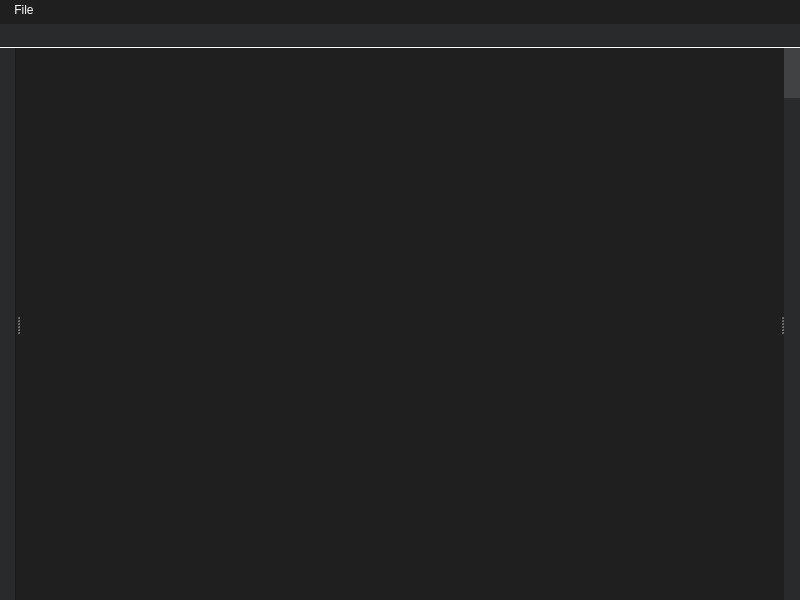
The window that form.ui (emmanuelvelmo/Exakova-TextFlow) describes before a commit, drawn with Qt 5.
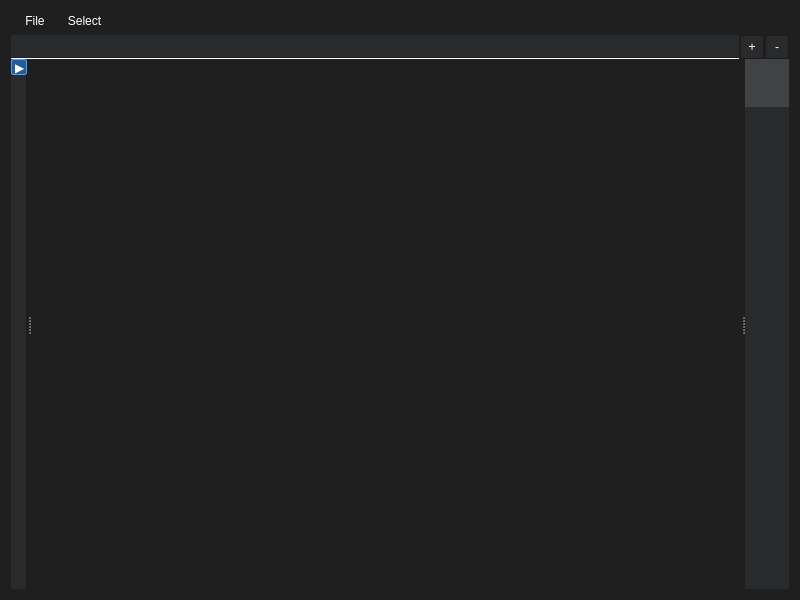
The same window after the commit.

```diff
--- a/form.ui
+++ b/form.ui
@@ -10,6 +10,12 @@
     <height>600</height>
    </rect>
   </property>
+  <property name="sizePolicy">
+   <sizepolicy hsizetype="Preferred" vsizetype="Preferred">
+    <horstretch>0</horstretch>
+    <verstretch>0</verstretch>
+   </sizepolicy>
+  </property>
   <property name="windowTitle">
    <string>Exakova TextFlow</string>
   </property>
@@ -20,23 +26,20 @@
    <property name="spacing">
     <number>0</number>
    </property>
-   <property name="margin" stdset="0">
-    <number>0</number>
-   </property>
    <item>
     <widget class="QMenuBar" name="menuBar">
-     <property name="sizePolicy">
-      <sizepolicy hsizetype="Expanding" vsizetype="Fixed">
-       <horstretch>0</horstretch>
-       <verstretch>0</verstretch>
-      </sizepolicy>
-     </property>
      <property name="minimumSize">
       <size>
        <width>0</width>
        <height>24</height>
       </size>
      </property>
+     <property name="maximumSize">
+      <size>
+       <width>16777215</width>
+       <height>24</height>
+      </size>
+     </property>
      <property name="styleSheet">
       <string notr="true">
             QMenuBar {
@@ -72,25 +75,40 @@
       <addaction name="actionOpen"/>
       <addaction name="actionExport"/>
      </widget>
+     <widget class="QMenu" name="menuSelect">
+      <property name="title">
+       <string>Select</string>
+      </property>
+      <addaction name="actionApply_Margin_to_All_Tabs"/>
+     </widget>
      <addaction name="menuFile"/>
+     <addaction name="menuSelect"/>
     </widget>
    </item>
    <item>
-    <widget class="QTabBar" name="tabBar" native="true">
-     <property name="sizePolicy">
-      <sizepolicy hsizetype="Expanding" vsizetype="Fixed">
-       <horstretch>0</horstretch>
-       <verstretch>0</verstretch>
-      </sizepolicy>
+    <layout class="QHBoxLayout" name="horizontalLayout">
+     <property name="spacing">
+      <number>1</number>
      </property>
-     <property name="minimumSize">
-      <size>
-       <width>0</width>
-       <height>24</height>
-      </size>
+     <property name="sizeConstraint">
+      <enum>QLayout::SizeConstraint::SetFixedSize</enum>
      </property>
-     <property name="styleSheet">
-      <string notr="true">
+     <item>
+      <widget class="QTabBar" name="tabBar" native="true">
+       <property name="minimumSize">
+        <size>
+         <width>32</width>
+         <height>24</height>
+        </size>
+       </property>
+       <property name="maximumSize">
+        <size>
+         <width>16777215</width>
+         <height>24</height>
+        </size>
+       </property>
+       <property name="styleSheet">
+        <string notr="true">
             QTabBar {
                 background: #292a2b;
                 border: none;
@@ -98,7 +116,7 @@
             QTabBar::tab {
                 background: #292a2b;
                 color: white;
-                min-width: 120px;
+                min-width: 60px;
                 padding: 3px 6px 3px 6px;
                 border: 1px solid #1b1b1b;
                 margin-right: 2px;
@@ -108,8 +126,74 @@
                 border-bottom: 1px solid #50a0f0;
             }
           </string>
-     </property>
-    </widget>
+       </property>
+      </widget>
+     </item>
+     <item>
+      <widget class="QPushButton" name="pushButton_1">
+       <property name="minimumSize">
+        <size>
+         <width>24</width>
+         <height>24</height>
+        </size>
+       </property>
+       <property name="maximumSize">
+        <size>
+         <width>24</width>
+         <height>24</height>
+        </size>
+       </property>
+       <property name="styleSheet">
+        <string notr="true">
+            QPushButton {
+                background-color: #292a2b;
+                color: white;
+                border: 1px solid #1b1b1b;
+                border-radius: 2px;
+            }
+            QPushButton:hover {
+                background-color: #404244;
+            }
+        </string>
+       </property>
+       <property name="text">
+        <string>+</string>
+       </property>
+      </widget>
+     </item>
+     <item>
+      <widget class="QPushButton" name="pushButton_2">
+       <property name="minimumSize">
+        <size>
+         <width>24</width>
+         <height>24</height>
+        </size>
+       </property>
+       <property name="maximumSize">
+        <size>
+         <width>24</width>
+         <height>24</height>
+        </size>
+       </property>
+       <property name="styleSheet">
+        <string notr="true">
+            QPushButton {
+                background-color: #292a2b;
+                color: white;
+                border: 1px solid #1b1b1b;
+                border-radius: 2px;
+            }
+            QPushButton:hover {
+                background-color: #404244;
+            }
+        </string>
+       </property>
+       <property name="text">
+        <string>-</string>
+       </property>
+      </widget>
+     </item>
+    </layout>
    </item>
    <item>
     <widget class="QSplitter" name="splitter">
@@ -120,12 +204,6 @@
       <number>4</number>
      </property>
      <widget class="QWidget" name="leftPanel" native="true">
-      <property name="sizePolicy">
-       <sizepolicy hsizetype="Fixed" vsizetype="Expanding">
-        <horstretch>0</horstretch>
-        <verstretch>1</verstretch>
-       </sizepolicy>
-      </property>
       <property name="minimumSize">
        <size>
         <width>16</width>
@@ -144,6 +222,48 @@
               border-right: 1px solid #1b1b1b;
             </string>
       </property>
+      <widget class="QLabel" name="label_1">
+       <property name="geometry">
+        <rect>
+         <x>0</x>
+         <y>0</y>
+         <width>16</width>
+         <height>16</height>
+        </rect>
+       </property>
+       <property name="styleSheet">
+        <string notr="true">
+            color: white;
+            background-color: #235c96;
+            border: 1px solid #50a0f0;
+            border-radius: 2px;
+        </string>
+       </property>
+       <property name="text">
+        <string>▶</string>
+       </property>
+      </widget>
+      <widget class="QLabel" name="label_2">
+       <property name="geometry">
+        <rect>
+         <x>0</x>
+         <y>584</y>
+         <width>16</width>
+         <height>16</height>
+        </rect>
+       </property>
+       <property name="styleSheet">
+        <string notr="true">
+            color: white;
+            background-color: #235c96;
+            border: 1px solid #50a0f0;
+            border-radius: 2px;
+        </string>
+       </property>
+       <property name="text">
+        <string>▶</string>
+       </property>
+      </widget>
      </widget>
      <widget class="QGraphicsView" name="pdfView">
       <property name="styleSheet">
@@ -153,25 +273,7 @@
             </string>
       </property>
      </widget>
-     <widget class="QScrollBar" name="rightScrollBar">
-      <property name="sizePolicy">
-       <sizepolicy hsizetype="Fixed" vsizetype="Expanding">
-        <horstretch>0</horstretch>
-        <verstretch>1</verstretch>
-       </sizepolicy>
-      </property>
-      <property name="minimumSize">
-       <size>
-        <width>16</width>
-        <height>0</height>
-       </size>
-      </property>
-      <property name="maximumSize">
-       <size>
-        <width>16</width>
-        <height>16777215</height>
-       </size>
-      </property>
+     <widget class="QScrollBar" name="verticalScrollBar">
       <property name="styleSheet">
        <string notr="true">
               QScrollBar {
```
Left out of the diff: 14 changed lines with no effect on the pictures.
